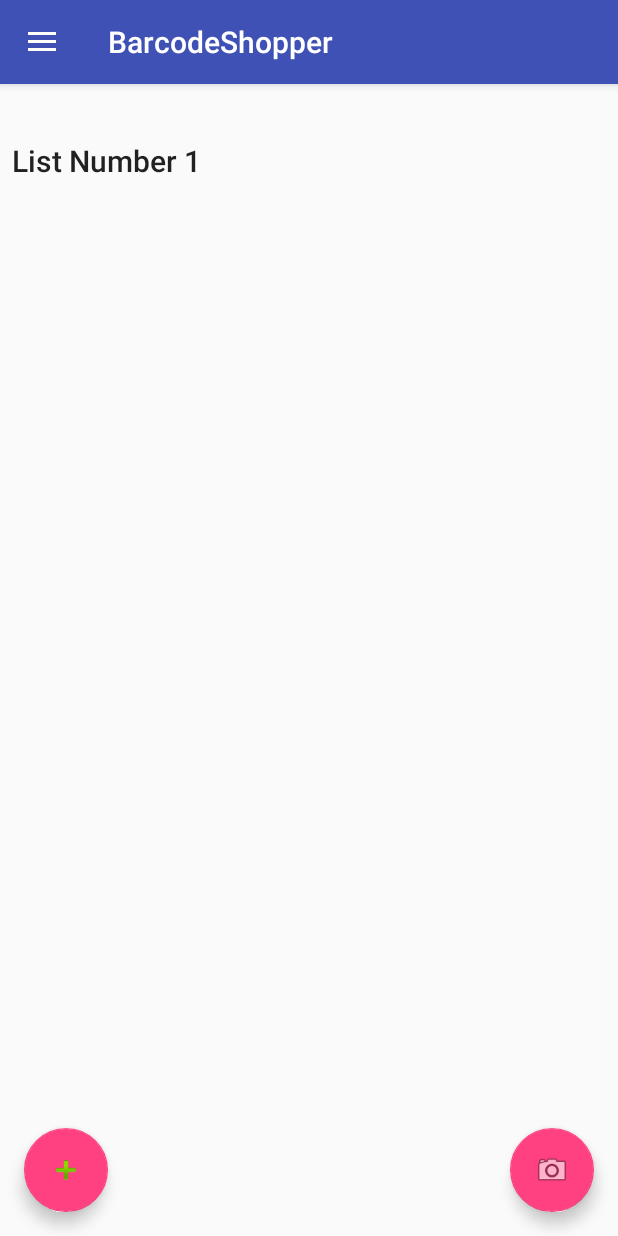
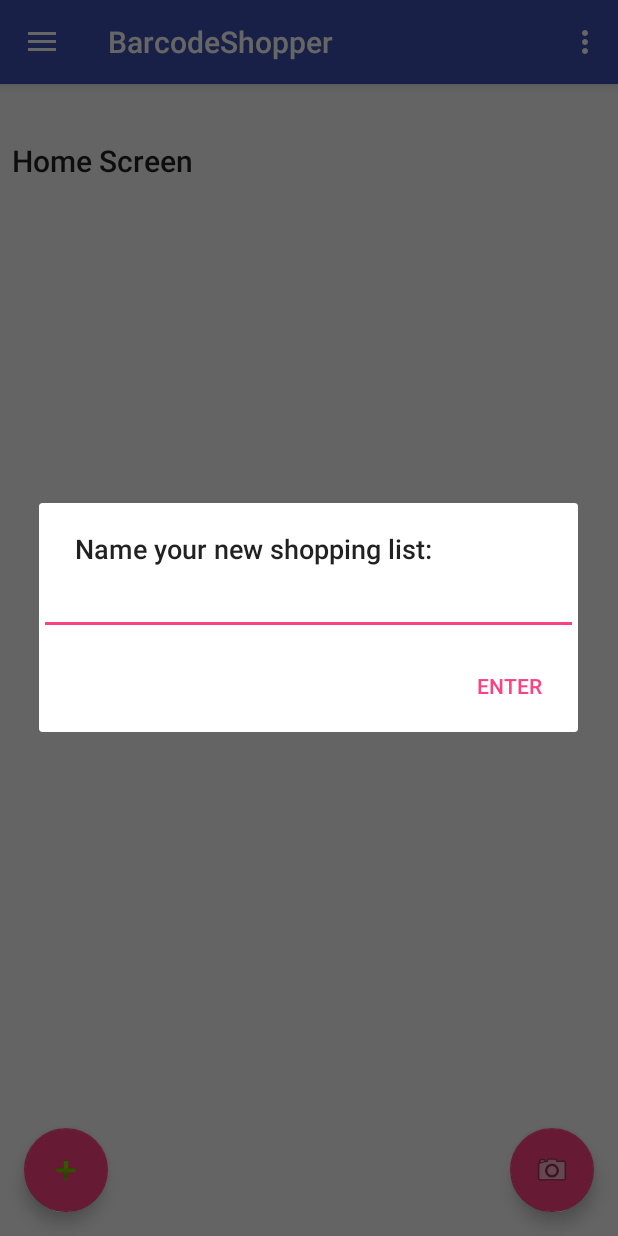
Before and after one commit to cswizard11/BarcodeShopper, an Android app: the screen it shows after launch (MainActivity), in the side drawer, after a tap on "Create a new list", on a phone screen of 412 x 824 dp. Run offline under Robolectric (Android 15) with nearby library versions, the phone set to English and light mode, and no system bars; libraries missing offline, so code that uses them is left out: com.google.zxing.integration.

Commit message:
minor text fixes

```diff
--- a/app/build.gradle
+++ b/app/build.gradle
@@ -5,7 +5,7 @@ android {
     buildToolsVersion "25.0.2"
     defaultConfig {
         applicationId "com.teamenfuego.barcodeshopper.barcodeshopper"
-        minSdkVersion 21
+        minSdkVersion 19
         targetSdkVersion 25
         versionCode 1
         versionName "1.0"
--- a/app/src/main/AndroidManifest.xml
+++ b/app/src/main/AndroidManifest.xml
@@ -24,10 +24,6 @@
                 <category android:name="android.intent.category.LAUNCHER" />
             </intent-filter>
         </activity>
-        <activity
-            android:name=".CameraActivity"
-            android:label="@string/title_activity_camera"
-            android:theme="@style/AppTheme.NoActionBar" />
     </application>
 
 </manifest>
--- a/app/src/main/java/com/teamenfuego/barcodeshopper/barcodeshopper/ListList.java
+++ b/app/src/main/java/com/teamenfuego/barcodeshopper/barcodeshopper/ListList.java
@@ -20,6 +20,10 @@ public class ListList {
     public void add(ShoppingList list) {
         this.shoppingLists.add(list);
         currentList = this.shoppingLists.size() - 1;
+    }
+
+    public void remove(ShoppingList list) {
+        this.shoppingLists.remove(shoppingLists.indexOf(list));
     }
 
     public ShoppingList get(int index) {
--- a/app/src/main/java/com/teamenfuego/barcodeshopper/barcodeshopper/MainActivity.java
+++ b/app/src/main/java/com/teamenfuego/barcodeshopper/barcodeshopper/MainActivity.java
@@ -1,5 +1,6 @@
 package com.teamenfuego.barcodeshopper.barcodeshopper;
 
+import android.content.ClipData;
 import android.content.DialogInterface;
 import android.content.Context;
 import android.content.Intent;
@@ -47,8 +48,6 @@ public class MainActivity extends AppCompatActivity implements NavigationView.On
     public ListList emptyList = new ListList();
     ShoppingList emptyShoppingList = new ShoppingList(0,0);
 
-
-
     EditText editText;
 
     @Override
@@ -94,11 +93,6 @@ public class MainActivity extends AppCompatActivity implements NavigationView.On
             @Override
             public void onItemClick(AdapterView<?> parent, View view, int position, long id)
             {
-                System.out.println("********You're about to delete an item**************");
-                System.out.println(view);
-                System.out.println(position);
-                System.out.println(id);
-
                 popupDelete(myLists.getCurrent().getItem((int)id));
             }
         });
@@ -132,28 +126,23 @@ public class MainActivity extends AppCompatActivity implements NavigationView.On
                 menu.removeItem(list.getListID());
             }
             myLists = new ListList();
-            TextView text = (TextView)findViewById(R.id.Title);
-            text.setText("Home Screen");
-            ListView currentListView = (ListView)findViewById(R.id.item_list);
-            ListAdapter listAdapter = new ListAdapter(getApplicationContext(), emptyList.getCurrent().getItems());
-            currentListView.setAdapter(listAdapter);
-
+            setHomeScreen();
         } else if (id == R.id.createNew) {
             int listIndex = myLists.size();
             int listID = View.generateViewId();
 
             ShoppingList list1 = new ShoppingList(listIndex, listID);
             myLists.add(list1);
-            addListToSidebar(list1);
-            renderList(myLists.getCurrent());
+            popupNameList();
         }
         else
         {
-            for(ShoppingList the_list: myLists.getIterable())
+            for(int i = 0; i < myLists.size(); i++)
             {
+                ShoppingList the_list = myLists.get(i);
                 if(id == the_list.getListID())
                 {
-                    myLists.setCurrentList(the_list.getListIndex());
+                    myLists.setCurrentList(i);
                     renderList(myLists.getCurrent());
                 }
             }
@@ -178,14 +167,20 @@ public class MainActivity extends AppCompatActivity implements NavigationView.On
 
     private void addListToSidebar(ShoppingList list) {
         Menu menu = navigationView.getMenu();
-        menu.add(R.id.listMenu, list.getListID(), Menu.NONE, list.getName());
+        menu.add(R.id.listMenu, list.getListID(), Menu.NONE, list.getList_name());
     }
+
+    private void removeListFromSidebar(ShoppingList list) {
+        Menu menu = navigationView.getMenu();
+        menu.removeItem(list.getListID());
+    }
+
 
     public void openCamera()
     {
         IntentIntegrator integrator = new IntentIntegrator(this);
         integrator.setDesiredBarcodeFormats(IntentIntegrator.ALL_CODE_TYPES);
-        integrator.setOrientationLocked(false);
+        integrator.setOrientationLocked(true);
         integrator.initiateScan();
     }
 
@@ -206,13 +201,24 @@ public class MainActivity extends AppCompatActivity implements NavigationView.On
             Thread thread = new Thread(this);
             thread.start();
             renderList(myLists.getCurrent());
-            /*
-            System.out.println("\"" + result.getContents()+ "\"");
-            Item item = new Item(result.getContents());
-            myLists.getCurrent().addItem(item);
-            System.out.println(myLists.getCurrent());
-            renderList(myLists.getCurrent());
-            */
+        }
+    }
+
+    public boolean onCreateOptionsMenu(Menu menu) {
+        getMenuInflater().inflate(R.menu.main, menu);
+        return true;
+    }
+
+    @Override
+    public boolean onOptionsItemSelected(MenuItem item) {
+        switch (item.getItemId()) {
+            case R.id.delete_list:
+                removeListFromSidebar(myLists.getCurrent());
+                myLists.remove(myLists.getCurrent());
+                setHomeScreen();
+                return true;
+            default:
+                return super.onOptionsItemSelected(item);
         }
     }
 
@@ -318,4 +324,31 @@ public class MainActivity extends AppCompatActivity implements NavigationView.On
         builder.show();
     }
 
+    public void popupNameList() {
+        AlertDialog.Builder builder = new AlertDialog.Builder(this);
+        builder.setTitle("Name your new shopping list:");
+        final EditText editText = new EditText(this);
+        builder.setView(editText);
+        builder.setNegativeButton("ENTER", new DialogInterface.OnClickListener() {
+            @Override
+            public void onClick(DialogInterface dialog, int which) {
+                myLists.getCurrent().setList_name(editText.getText().toString());
+                addListToSidebar(myLists.getCurrent());
+                renderList(myLists.getCurrent());
+                dialog.cancel();
+            }
+        });
+
+        builder.show();
+    }
+
+    private void setHomeScreen() {
+        TextView text = (TextView)findViewById(R.id.Title);
+        text.setText("Home Screen");
+        ListView currentListView = (ListView)findViewById(R.id.item_list);
+        ListAdapter listAdapter = new ListAdapter(getApplicationContext(), emptyList.getCurrent().getItems());
+        currentListView.setAdapter(listAdapter);
+        myLists.setCurrentList(0);
+    }
+
 }
--- a/app/src/main/java/com/teamenfuego/barcodeshopper/barcodeshopper/ShoppingList.java
+++ b/app/src/main/java/com/teamenfuego/barcodeshopper/barcodeshopper/ShoppingList.java
@@ -14,14 +14,12 @@ public class ShoppingList
 
     private String list_name;
     private ArrayList<Item> items;
-    private int listIndex;
     private int listID;
 
     public ShoppingList(int listIndex, int listID)
     {
         this.items = new ArrayList<Item>();
         this.list_name = NAME_PREFIX + (listIndex + 1);
-        this.listIndex = listIndex;
         this.listID = listID;
     }
 
@@ -61,18 +59,6 @@ public class ShoppingList
         this.listID = listID;
     }
 
-    public int getListIndex() {
-        return listIndex;
-    }
-
-    public void setListIndex(int listIndex) {
-        this.listIndex = listIndex;
-    }
-
-    public String getName() {
-        return NAME_PREFIX + (getListIndex() + 1);
-    }
-
     public void deleteCheckedItems() {
         Iterator it = this.items.iterator();
 
--- a/app/src/main/res/layout/app_bar_main.xml
+++ b/app/src/main/res/layout/app_bar_main.xml
@@ -13,16 +13,14 @@
 
         <android.support.v7.widget.Toolbar
             android:id="@+id/toolbar"
-            android:layout_width="wrap_content"
-            android:layout_height="wrap_content"
-            android:layout_weight="1"
+            android:layout_width="match_parent"
+            android:layout_height="?attr/actionBarSize"
             android:background="?attr/colorPrimary"
             app:popupTheme="@style/AppTheme.PopupOverlay" />
+
     </android.support.design.widget.AppBarLayout>
 
-    <include
-        android:id="@+id/include"
-        layout="@layout/content_main" />
+    <include layout="@layout/content_main" />
 
     <android.support.design.widget.FloatingActionButton
         android:id="@+id/fab"
--- a/app/src/main/res/menu/activity_main_drawer.xml
+++ b/app/src/main/res/menu/activity_main_drawer.xml
@@ -1,5 +1,6 @@
 <?xml version="1.0" encoding="utf-8"?>
-<menu xmlns:app="http://schemas.android.com/apk/res-auto"
+<menu xmlns:tools="http://schemas.android.com/tools"
+    xmlns:app="http://schemas.android.com/apk/res-auto"
     xmlns:android="http://schemas.android.com/apk/res/android">
 
     <group
--- /dev/null
+++ b/app/src/main/res/menu/main.xml
@@ -0,0 +1,9 @@
+<?xml version="1.0" encoding="utf-8"?>
+<menu xmlns:android="http://schemas.android.com/apk/res/android"
+    xmlns:app="http://schemas.android.com/apk/res-auto">
+    <item
+        android:id="@+id/delete_list"
+        android:orderInCategory="100"
+        android:title="Delete List"
+        app:showAsAction="never" />
+</menu>
```
Also changed, not shown: app/src/main/java/com/teamenfuego/barcodeshopper/barcodeshopper/CameraActivity.java (deleted, +0 -20 lines), app/src/main/java/com/teamenfuego/barcodeshopper/barcodeshopper/EntryBox.java (deleted, +0 -27 lines), app/src/main/res/layout/activity_camera.xml (deleted, +0 -13 lines), app/src/main/res/layout/entry_box.xml (deleted, +0 -43 lines), app/src/main/res/layout/activity_main.xml (line endings or trailing spaces).
